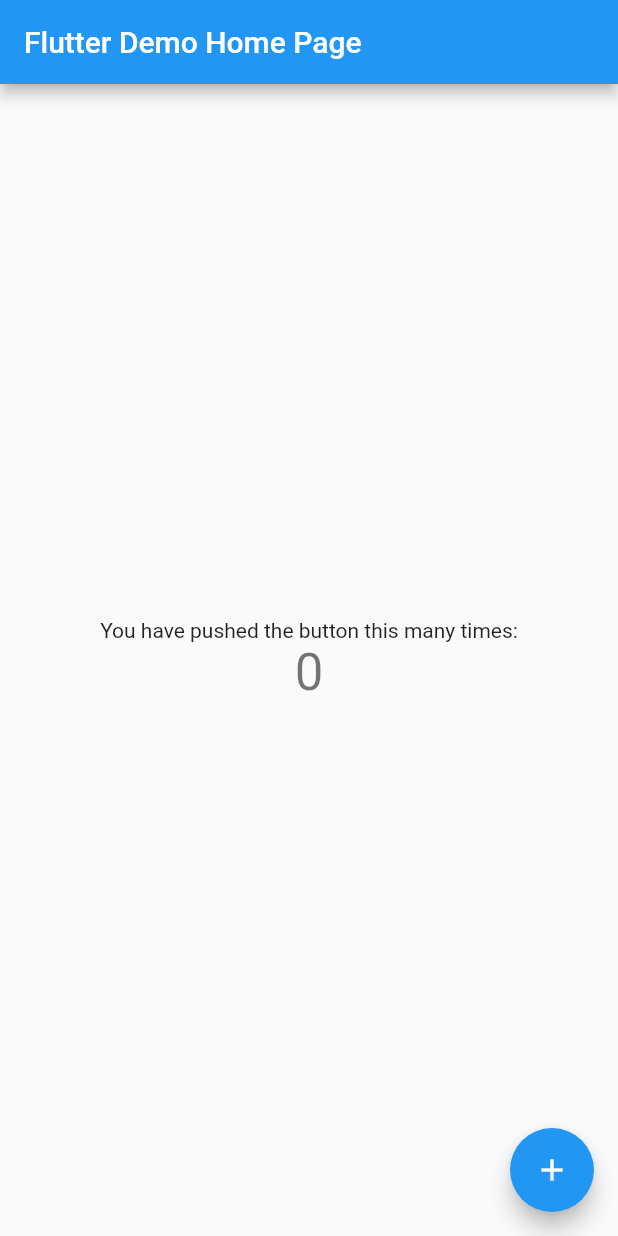
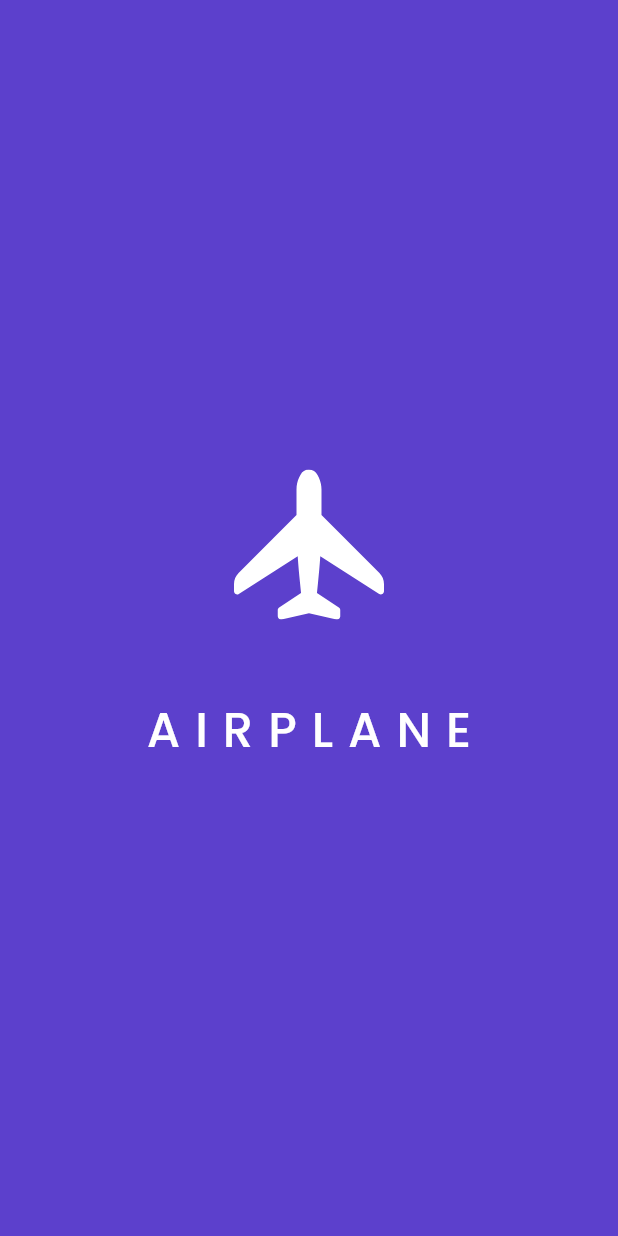
Before and after one commit to indrasz/flutter_airplane, a Flutter app: the screen it shows after launch, on a phone screen of 412 x 824 dp. Run offline on Flutter 3.47's test engine with Material 2 defaults, Android fonts, the phone set to English and light mode, and no system bars; our stand-ins replace flutter_svg, google_fonts.

Commit message:
add splash page

```diff
--- a/lib/main.dart
+++ b/lib/main.dart
@@ -1,115 +1,16 @@
+import 'package:airplane/modules/splash/page/splash_page.dart';
 import 'package:flutter/material.dart';
 
-void main() {
-  runApp(const MyApp());
-}
+void main() => runApp(const MyApp());
 
 class MyApp extends StatelessWidget {
   const MyApp({Key? key}) : super(key: key);
 
-  // This widget is the root of your application.
   @override
   Widget build(BuildContext context) {
     return MaterialApp(
-      title: 'Flutter Demo',
-      theme: ThemeData(
-        // This is the theme of your application.
-        //
-        // Try running your application with "flutter run". You'll see the
-        // application has a blue toolbar. Then, without quitting the app, try
-        // changing the primarySwatch below to Colors.green and then invoke
-        // "hot reload" (press "r" in the console where you ran "flutter run",
-        // or simply save your changes to "hot reload" in a Flutter IDE).
-        // Notice that the counter didn't reset back to zero; the application
-        // is not restarted.
-        primarySwatch: Colors.blue,
-      ),
-      home: const MyHomePage(title: 'Flutter Demo Home Page'),
+      debugShowCheckedModeBanner: false,
+      home: SplashPage(),
     );
   }
 }
-
-class MyHomePage extends StatefulWidget {
-  const MyHomePage({Key? key, required this.title}) : super(key: key);
-
-  // This widget is the home page of your application. It is stateful, meaning
-  // that it has a State object (defined below) that contains fields that affect
-  // how it looks.
-
-  // This class is the configuration for the state. It holds the values (in this
-  // case the title) provided by the parent (in this case the App widget) and
-  // used by the build method of the State. Fields in a Widget subclass are
-  // always marked "final".
-
-  final String title;
-
-  @override
-  State<MyHomePage> createState() => _MyHomePageState();
-}
-
-class _MyHomePageState extends State<MyHomePage> {
-  int _counter = 0;
-
-  void _incrementCounter() {
-    setState(() {
-      // This call to setState tells the Flutter framework that something has
-      // changed in this State, which causes it to rerun the build method below
-      // so that the display can reflect the updated values. If we changed
-      // _counter without calling setState(), then the build method would not be
-      // called again, and so nothing would appear to happen.
-      _counter++;
-    });
-  }
-
-  @override
-  Widget build(BuildContext context) {
-    // This method is rerun every time setState is called, for instance as done
-    // by the _incrementCounter method above.
-    //
-    // The Flutter framework has been optimized to make rerunning build methods
-    // fast, so that you can just rebuild anything that needs updating rather
-    // than having to individually change instances of widgets.
-    return Scaffold(
-      appBar: AppBar(
-        // Here we take the value from the MyHomePage object that was created by
-        // the App.build method, and use it to set our appbar title.
-        title: Text(widget.title),
-      ),
-      body: Center(
-        // Center is a layout widget. It takes a single child and positions it
-        // in the middle of the parent.
-        child: Column(
-          // Column is also a layout widget. It takes a list of children and
-          // arranges them vertically. By default, it sizes itself to fit its
-          // children horizontally, and tries to be as tall as its parent.
-          //
-          // Invoke "debug painting" (press "p" in the console, choose the
-          // "Toggle Debug Paint" action from the Flutter Inspector in Android
-          // Studio, or the "Toggle Debug Paint" command in Visual Studio Code)
-          // to see the wireframe for each widget.
-          //
-          // Column has various properties to control how it sizes itself and
-          // how it positions its children. Here we use mainAxisAlignment to
-          // center the children vertically; the main axis here is the vertical
-          // axis because Columns are vertical (the cross axis would be
-          // horizontal).
-          mainAxisAlignment: MainAxisAlignment.center,
-          children: <Widget>[
-            const Text(
-              'You have pushed the button this many times:',
-            ),
-            Text(
-              '$_counter',
-              style: Theme.of(context).textTheme.headline4,
-            ),
-          ],
-        ),
-      ),
-      floatingActionButton: FloatingActionButton(
-        onPressed: _incrementCounter,
-        tooltip: 'Increment',
-        child: const Icon(Icons.add),
-      ), // This trailing comma makes auto-formatting nicer for build methods.
-    );
-  }
-}
--- /dev/null
+++ b/lib/modules/splash/page/splash_page.dart
@@ -0,0 +1,37 @@
+import 'package:flutter/material.dart';
+import 'package:airplane/utils/themes.dart';
+import 'package:flutter_svg/flutter_svg.dart';
+
+class SplashPage extends StatelessWidget {
+  const SplashPage({Key? key}) : super(key: key);
+
+  @override
+  Widget build(BuildContext context) {
+    return Scaffold(
+      backgroundColor: kPrimaryColor,
+      body: Center(
+        child: Column(
+          mainAxisAlignment: MainAxisAlignment.center,
+          children: [
+            Container(
+              width: 100,
+              height: 100,
+              margin: EdgeInsets.only(bottom: 50),
+              child: SvgPicture.asset(
+                'assets/icon_logo.svg',
+              ),
+            ),
+            Text(
+              'AIRPLANE',
+              style: whiteTextStyle.copyWith(
+                fontSize: 32,
+                fontWeight: medium,
+                letterSpacing: 10,
+              ),
+            )
+          ],
+        ),
+      ),
+    );
+  }
+}
```
